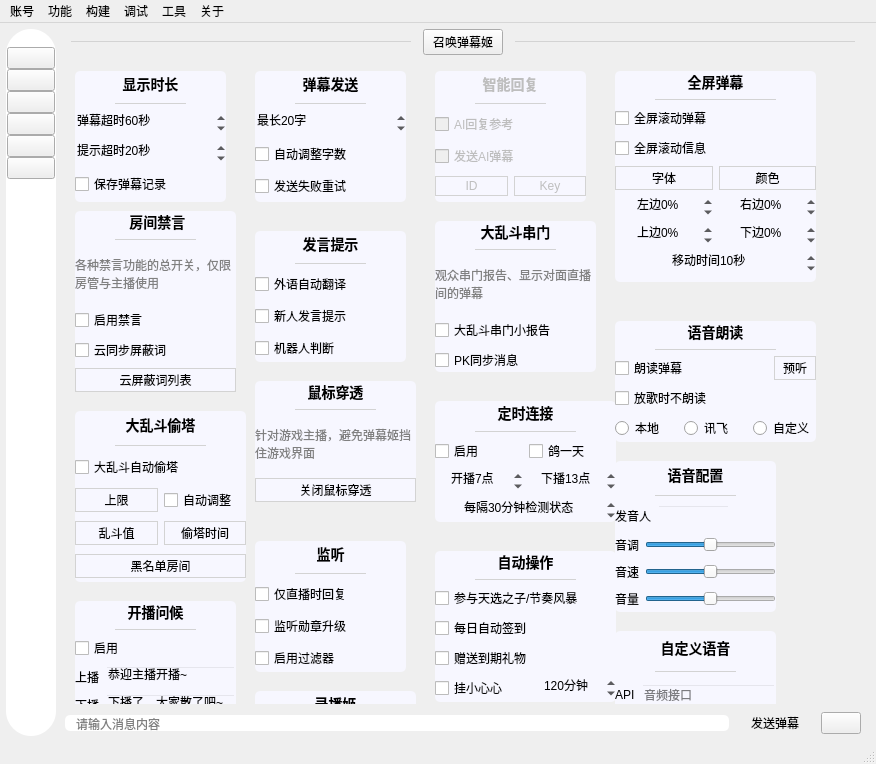
First picture: the form in mainwindow/mainwindow.ui, repository iwxyi/Bilibili-MagicalDanmaku, before the edit.
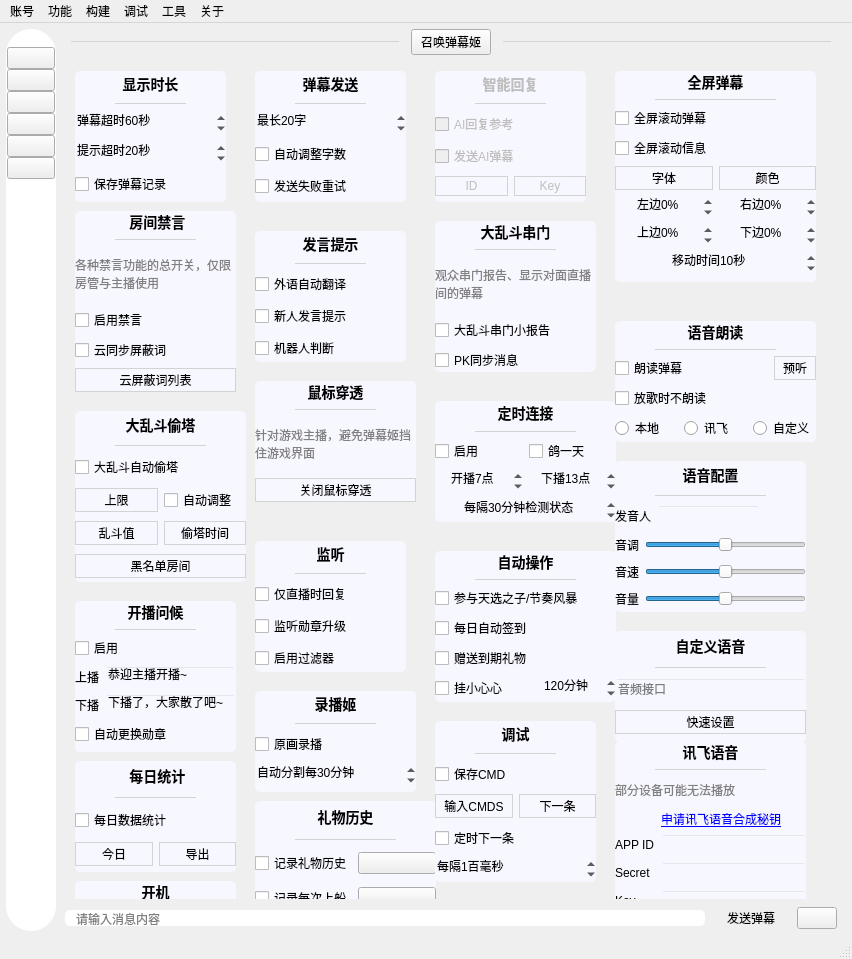
Second picture: the form after the edit. Icons and pictures are not drawn. Custom widgets are drawn as their Qt base class.

Commit message: 添加无限制的百度语音支持

Diff of the .ui file:
```diff
--- a/mainwindow/mainwindow.ui
+++ b/mainwindow/mainwindow.ui
@@ -6,8 +6,8 @@
    <rect>
     <x>0</x>
     <y>0</y>
-    <width>876</width>
-    <height>764</height>
+    <width>852</width>
+    <height>959</height>
    </rect>
   </property>
   <property name="windowTitle">
@@ -1544,8 +1544,8 @@
             <rect>
              <x>0</x>
              <y>0</y>
-             <width>796</width>
-             <height>648</height>
+             <width>772</width>
+             <height>843</height>
             </rect>
            </property>
            <property name="styleSheet">
@@ -4649,8 +4649,8 @@
              <rect>
               <x>550</x>
               <y>570</y>
-              <width>161</width>
-              <height>81</height>
+              <width>191</width>
+              <height>111</height>
              </rect>
             </property>
             <property name="styleSheet">
@@ -4704,13 +4704,6 @@
              </item>
              <item>
               <layout class="QHBoxLayout" name="horizontalLayout_9">
-               <item>
-                <widget class="QLabel" name="label_11">
-                 <property name="text">
-                  <string>API</string>
-                 </property>
-                </widget>
-               </item>
                <item>
                 <widget class="QLineEdit" name="voiceCustomUrlEdit">
                  <property name="toolTip">
@@ -4729,6 +4722,40 @@
                </item>
               </layout>
              </item>
+             <item>
+              <layout class="QHBoxLayout" name="horizontalLayout_67">
+               <item>
+                <widget class="QPushButton" name="setCustomVoiceButton">
+                 <property name="cursor">
+                  <cursorShape>PointingHandCursor</cursorShape>
+                 </property>
+                 <property name="styleSheet">
+                  <string notr="true">QPushButton
+{
+	background: transparent;
+	border: 1px solid lightgray;
+	padding: 2px 8px 2px 8px;
+}
+
+QPushButton:hover
+{
+	background: #eeeeee;
+}
+
+QPushButton:pressed
+{
+	background: #cccccc;
+}
+
+</string>
+                 </property>
+                 <property name="text">
+                  <string>快速设置</string>
+                 </property>
+                </widget>
+               </item>
+              </layout>
+             </item>
             </layout>
            </widget>
            <widget class="QWidget" name="voiceConfigSettingsCard" native="true">
@@ -4736,7 +4763,7 @@
              <rect>
               <x>550</x>
               <y>400</y>
-              <width>161</width>
+              <width>191</width>
               <height>151</height>
              </rect>
             </property>
@@ -8253,7 +8280,7 @@
     <rect>
      <x>0</x>
      <y>0</y>
-     <width>876</width>
+     <width>852</width>
      <height>21</height>
     </rect>
    </property>
```
The commit also changes 2 other files.
